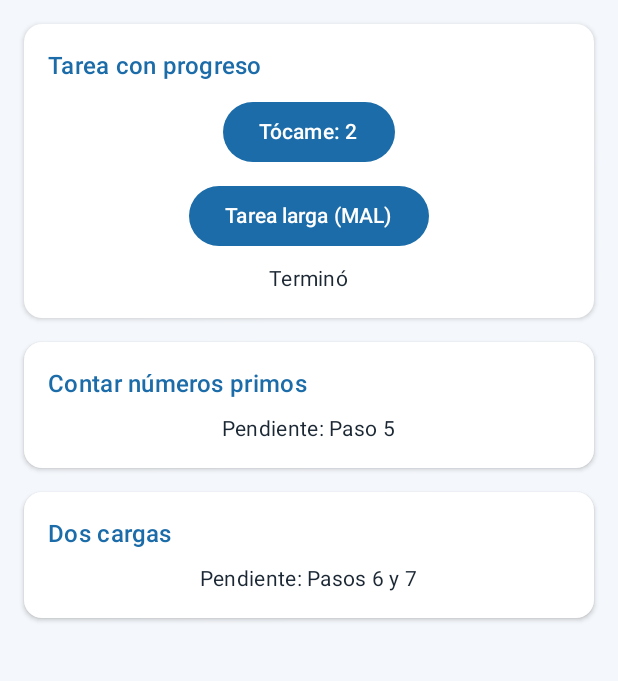
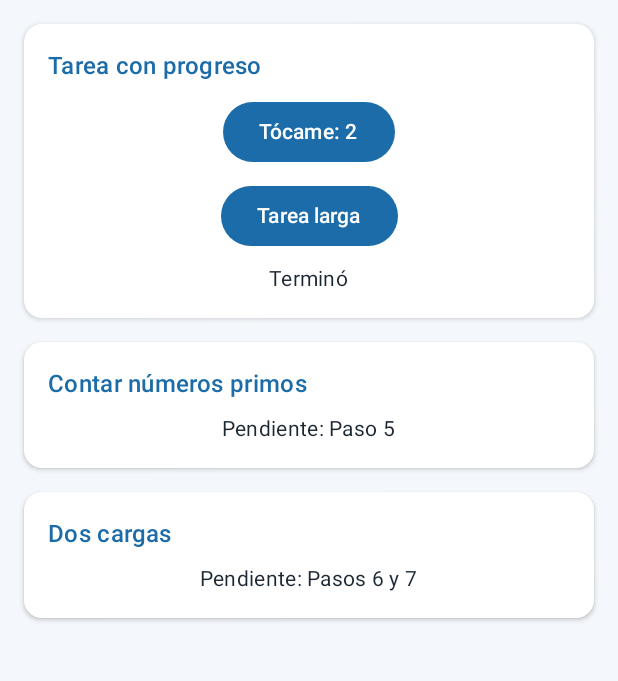
Before and after one commit to AntonioPromaweb/CentroTareas, an Android app built with Jetpack Compose: the screen it shows after launch (MainActivity), after a tap on an icon or button, on a phone screen of 412 x 824 dp, the part 96-777 px from its top. Run offline under Robolectric (Android 15) with nearby library versions, the phone set to English and light mode, and no system bars; 2 other taps on this screen came first.

Commit message:
fix(hilos): mueve la tarea larga a una corrutina con withContext

```diff
--- a/app/src/main/java/com/vasquez/centrotareas/ui/PantallaTareas.kt
+++ b/app/src/main/java/com/vasquez/centrotareas/ui/PantallaTareas.kt
@@ -56,7 +56,7 @@ fun PantallaTareas(vm: TareasViewModel) {
             TarjetaTarea(titulo = "Tarea con progreso") {
                 // TODO Pasos 2 a 4: Iniciar / Cancelar y la barra de progreso
                 Button(onClick = { toques++ }) { Text("Tócame: $toques") }
-                Button(onClick = { vm.tareaLargaMala() }) { Text("Tarea larga (MAL)") }
+                Button(onClick = { vm.tareaLarga() }) { Text("Tarea larga") }
                 Text(text = mensaje, style = MaterialTheme.typography.bodyMedium)
             }
 
--- a/app/src/main/java/com/vasquez/centrotareas/viewmodel/TareasViewModel.kt
+++ b/app/src/main/java/com/vasquez/centrotareas/viewmodel/TareasViewModel.kt
@@ -1,12 +1,18 @@
 package com.vasquez.centrotareas.viewmodel
 
+import android.util.Log
 import androidx.lifecycle.ViewModel
+import androidx.lifecycle.viewModelScope
 import com.vasquez.centrotareas.data.TareasRepository
 import com.vasquez.centrotareas.model.CargaUi
 import com.vasquez.centrotareas.model.PrimosUi
+import kotlinx.coroutines.Dispatchers
+import kotlinx.coroutines.delay
 import kotlinx.coroutines.flow.MutableStateFlow
 import kotlinx.coroutines.flow.StateFlow
 import kotlinx.coroutines.flow.asStateFlow
+import kotlinx.coroutines.launch
+import kotlinx.coroutines.withContext
 
 class TareasViewModel(private val repo: TareasRepository) : ViewModel() {
 
@@ -14,15 +20,23 @@ class TareasViewModel(private val repo: TareasRepository) : ViewModel() {
     private val _mensaje = MutableStateFlow("Listo")
     val mensaje: StateFlow<String> = _mensaje.asStateFlow()
 
-    // Paso 1: MAL a propósito. Thread.sleep bloquea el hilo principal (el que dibuja la
-    // pantalla y atiende los toques), así que nada responde durante 4 segundos.
-    fun tareaLargaMala() {
-        _mensaje.value = "Trabajando..."
-        Thread.sleep(4000)
-        _mensaje.value = "Terminó"
+    // Paso 2: la misma tarea, pero bien hecha. viewModelScope.launch arranca una corrutina
+    // (empieza en el hilo principal) y withContext cambia a un hilo de segundo plano solo
+    // para la espera. delay SUSPENDE la corrutina sin bloquear ningún hilo, así que la
+    // pantalla sigue dibujando y atendiendo toques.
+    fun tareaLarga() {
+        viewModelScope.launch {
+            _mensaje.value = "Trabajando..."
+            Log.d("HILO", "Antes: ${Thread.currentThread().name}")
+            withContext(Dispatchers.Default) {
+                Log.d("HILO", "Dentro: ${Thread.currentThread().name}")
+                delay(4000)
+            }
+            Log.d("HILO", "Despues: ${Thread.currentThread().name}")
+            _mensaje.value = "Terminó"
+        }
     }
 
-    // TODO Paso 2: fun tareaLarga()
     // TODO Paso 3: progreso
     // TODO Paso 4: trabajo (Job), corriendo y cancelar()
 
```
